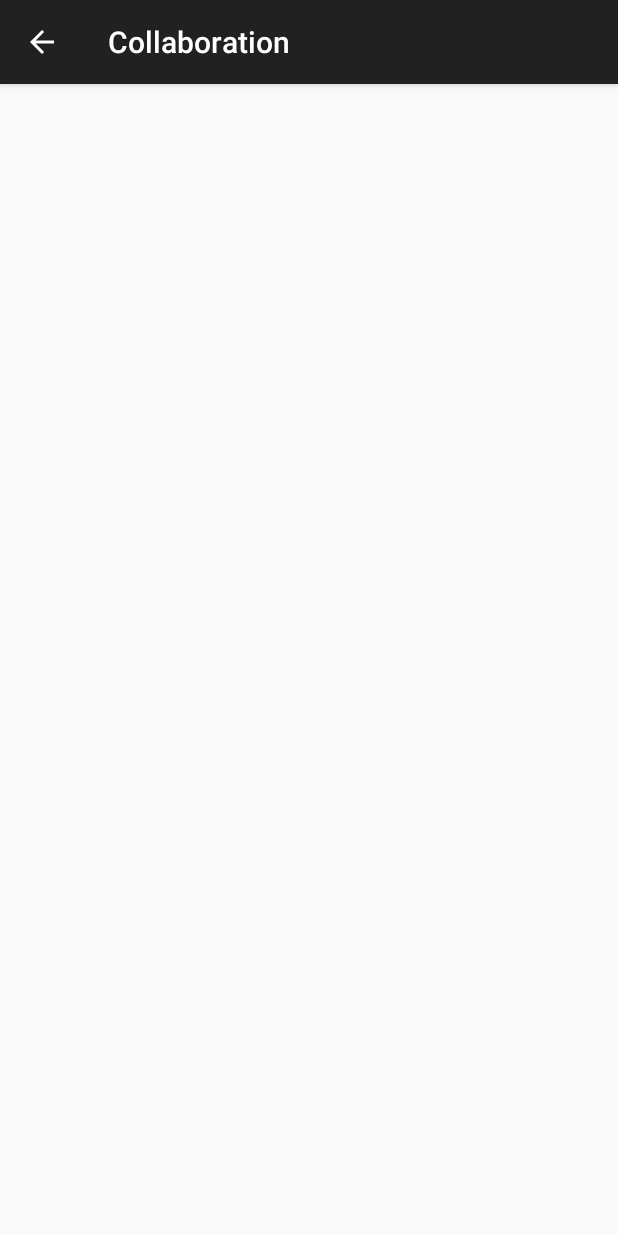
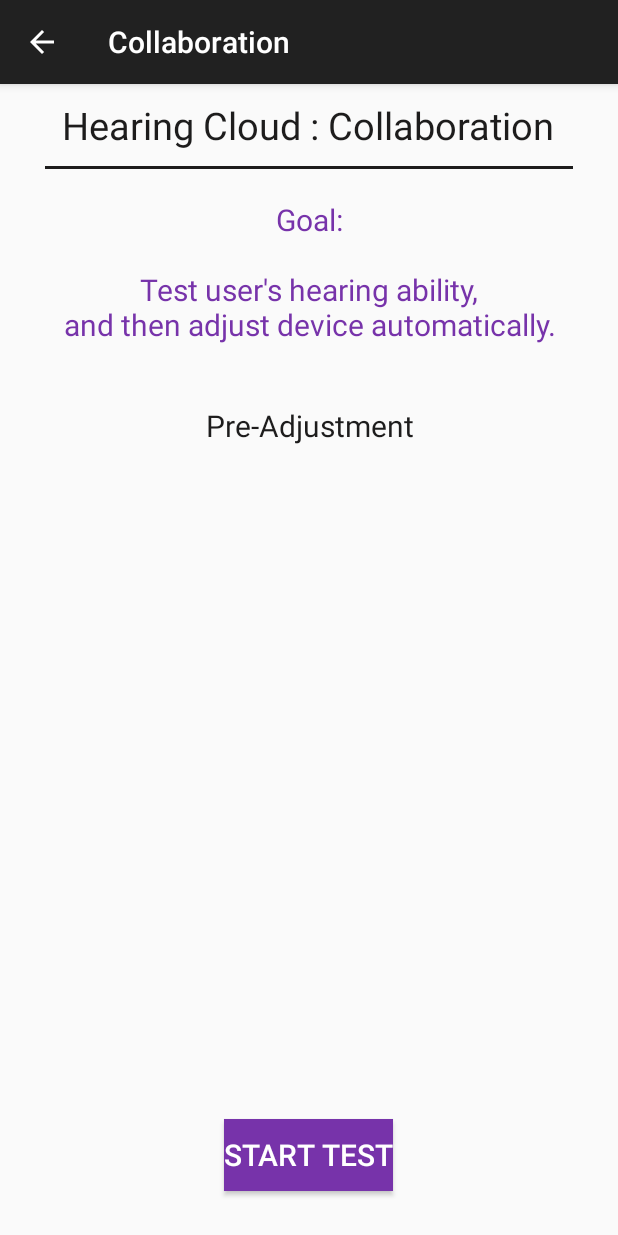
Before and after one commit to tel3342311/IHearYou, an Android app: the CollaborationActivity screen opened directly, with no data from a screen before it, on a phone screen of 412 x 824 dp. Run offline under Robolectric (Android 15) with nearby library versions, the light colour scheme and no system bars.

Commit message:
Add partial collaboration flow and UI.

```diff
--- a/app/src/main/java/com/ihy/ihearyou/activity/CollaborationActivity.java
+++ b/app/src/main/java/com/ihy/ihearyou/activity/CollaborationActivity.java
@@ -1,7 +1,40 @@
 package com.ihy.ihearyou.activity;
 
-import android.app.Activity;
+import android.os.Bundle;
 import android.support.v7.app.ActionBarActivity;
 
+import com.ihy.ihearyou.R;
+import com.ihy.ihearyou.fragment.CollaborationMainFragment;
+import com.ihy.ihearyou.fragment.CollaborationProcessFragment;
+
 public class CollaborationActivity extends ActionBarActivity {
+
+    @Override
+    public void onCreate(Bundle savedInstanceState)
+    {
+        super.onCreate(savedInstanceState);
+        setContentView(R.layout.activity_collaboration);
+
+        CollaborationMainFragment cmf = CollaborationMainFragment.newInstance();
+        getFragmentManager().beginTransaction().replace(R.id.root_frame, cmf).commit();
+        cmf.setOnCollaborationStartListener(new CollaborationMainFragment.OnCollaborationStartListener() {
+            @Override
+            public void onStart() {
+                CollaborationProcessFragment cpf = CollaborationProcessFragment.newInstance();
+                getFragmentManager().beginTransaction().replace(R.id.root_frame, cpf).commit();
+            }
+        });
+    }
+
+    @Override
+    protected void onResume()
+    {
+        super.onResume();
+    }
+
+    @Override
+    protected void onPause()
+    {
+        super.onPause();
+    }
 }
--- /dev/null
+++ b/app/src/main/java/com/ihy/ihearyou/fragment/CollaborationMainFragment.java
@@ -0,0 +1,63 @@
+package com.ihy.ihearyou.fragment;
+
+
+import android.app.Fragment;
+import android.os.Bundle;
+import android.view.LayoutInflater;
+import android.view.View;
+import android.view.ViewGroup;
+import android.widget.Button;
+import android.widget.Toast;
+
+import com.ihy.ihearyou.R;
+
+import javax.xml.datatype.Duration;
+
+public class CollaborationMainFragment extends Fragment {
+
+    public interface OnCollaborationStartListener
+    {
+        public void onStart();
+    }
+
+    private OnCollaborationStartListener mOnCollaborationStartListener = null;
+    public void setOnCollaborationStartListener(OnCollaborationStartListener listener)
+    {
+        mOnCollaborationStartListener = listener;
+    }
+
+    private Button mStartButton;
+
+    public static CollaborationMainFragment newInstance() {
+        CollaborationMainFragment fragment = new CollaborationMainFragment();
+        return fragment;
+    }
+
+    public CollaborationMainFragment() {
+        // Required empty public constructor
+    }
+
+    @Override
+    public void onCreate(Bundle savedInstanceState) {
+        super.onCreate(savedInstanceState);
+
+    }
+
+    @Override
+    public View onCreateView(LayoutInflater inflater, ViewGroup container,
+                             Bundle savedInstanceState) {
+        // Inflate the layout for this fragment
+        View rootView = inflater.inflate(R.layout.fragment_collaboration_main, container, false);
+
+        mStartButton = (Button)rootView.findViewById(R.id.button_start);
+        mStartButton.setOnClickListener(new View.OnClickListener() {
+            @Override
+            public void onClick(View v) {
+                if(mOnCollaborationStartListener != null)
+                    mOnCollaborationStartListener.onStart();
+            }
+        });
+
+        return rootView;
+    }
+}
--- /dev/null
+++ b/app/src/main/java/com/ihy/ihearyou/fragment/CollaborationProcessFragment.java
@@ -0,0 +1,37 @@
+package com.ihy.ihearyou.fragment;
+
+
+import android.os.Bundle;
+import android.app.Fragment;
+import android.view.LayoutInflater;
+import android.view.View;
+import android.view.ViewGroup;
+
+import com.ihy.ihearyou.R;
+
+public class CollaborationProcessFragment extends Fragment {
+    public static CollaborationProcessFragment newInstance() {
+        CollaborationProcessFragment fragment = new CollaborationProcessFragment();
+        return fragment;
+    }
+
+    public CollaborationProcessFragment() {
+        // Required empty public constructor
+    }
+
+    @Override
+    public void onCreate(Bundle savedInstanceState) {
+        super.onCreate(savedInstanceState);
+    }
+
+    @Override
+    public View onCreateView(LayoutInflater inflater, ViewGroup container,
+                             Bundle savedInstanceState) {
+        // Inflate the layout for this fragment
+        View rootView = inflater.inflate(R.layout.fragment_collaboration_process, container, false);
+
+        return rootView;
+    }
+
+
+}
--- /dev/null
+++ b/app/src/main/res/layout/activity_collaboration.xml
@@ -0,0 +1,11 @@
+<?xml version="1.0" encoding="utf-8"?>
+<LinearLayout xmlns:android="http://schemas.android.com/apk/res/android"
+    android:orientation="vertical" android:layout_width="match_parent"
+    android:layout_height="match_parent">
+
+    <FrameLayout
+        android:id="@+id/root_frame"
+        android:layout_width="match_parent"
+        android:layout_height="match_parent"/>
+
+</LinearLayout>
--- /dev/null
+++ b/app/src/main/res/layout/fragment_collaboration_main.xml
@@ -0,0 +1,69 @@
+<RelativeLayout xmlns:android="http://schemas.android.com/apk/res/android"
+    xmlns:tools="http://schemas.android.com/tools" android:layout_width="match_parent"
+    android:layout_height="match_parent"
+    tools:context="com.ihy.ihearyou.fragment.CollaborationMainFragment"
+    android:layout_margin="10sp">
+
+    <TextView
+        android:id="@+id/text_title"
+        android:layout_width="wrap_content" android:layout_height="wrap_content"
+        android:text="Hearing Cloud : Collaboration"
+        android:layout_alignParentTop="true"
+        android:textSize="@dimen/medium_font"
+        android:layout_centerHorizontal="true"
+        android:textColor="@color/background_black"/>
+
+    <View
+        android:id="@+id/split_view"
+        android:layout_width="match_parent"
+        android:layout_height="2sp"
+        android:background="@color/background_black"
+        android:layout_below="@+id/text_title"
+        android:layout_marginTop="10sp"
+        android:layout_marginLeft="20sp"
+        android:layout_marginRight="20sp"/>
+
+    <LinearLayout
+        android:id="@+id/function_root"
+        android:layout_width="wrap_content"
+        android:layout_height="wrap_content"
+        android:layout_below="@+id/split_view"
+        android:layout_above="@+id/button_start"
+        android:layout_marginTop="20sp"
+        android:layout_marginBottom="20sp"
+        android:layout_centerHorizontal="true"
+        android:orientation="vertical">
+
+        <TextView
+            android:id="@+id/text_description"
+            android:layout_width="wrap_content"
+            android:layout_height="wrap_content"
+            android:text="Goal:\n\nTest user's hearing ability,\nand then adjust device automatically."
+            android:gravity="center_horizontal"
+            android:textSize="@dimen/normal_font"
+            android:textColor="@color/main_purple"/>
+
+        <TextView
+            android:layout_width="fill_parent"
+            android:layout_height="wrap_content"
+            android:text="Pre-Adjustment"
+            android:gravity="center_horizontal"
+            android:layout_marginTop="40sp"
+            android:textColor="@color/background_black"
+            android:textSize="@dimen/normal_font"/>
+    </LinearLayout>
+
+
+    <Button
+        android:id="@+id/button_start"
+        android:layout_width="wrap_content"
+        android:layout_height="wrap_content"
+        android:layout_alignParentBottom="true"
+        android:layout_centerHorizontal="true"
+        android:layout_marginBottom="20sp"
+        android:text="Start Test"
+        android:textSize="@dimen/normal_font"
+        android:background="@color/main_purple"
+        android:textColor="@color/white_opaque"/>
+
+</RelativeLayout>
--- /dev/null
+++ b/app/src/main/res/layout/fragment_collaboration_process.xml
@@ -0,0 +1,10 @@
+<FrameLayout xmlns:android="http://schemas.android.com/apk/res/android"
+    xmlns:tools="http://schemas.android.com/tools" android:layout_width="match_parent"
+    android:layout_height="match_parent"
+    tools:context="com.ihy.ihearyou.fragment.CollaborationProcessFragment">
+
+    <!-- TODO: Update blank fragment layout -->
+    <TextView android:layout_width="match_parent" android:layout_height="match_parent"
+        android:text="@string/hello_blank_fragment" />
+
+</FrameLayout>
--- a/app/src/main/res/values/dimens.xml
+++ b/app/src/main/res/values/dimens.xml
@@ -6,5 +6,6 @@
     <dimen name="extralarge_font">40sp</dimen>
     <dimen name="large_font">30sp</dimen>
     <dimen name="medium_font">25sp</dimen>
-    <dimen name="small_font">20sp</dimen>
+    <dimen name="normal_font">20sp</dimen>
+    <dimen name="small_font">12sp</dimen>
 </resources>
--- a/app/src/main/res/values/strings.xml
+++ b/app/src/main/res/values/strings.xml
@@ -17,4 +17,6 @@
     <string name="play">play</string>
     <string name="pause">pause</string>
     <string name="Confirm">Confirm</string>
+    <string name="hello_blank_fragment">Hello blank fragment</string>
+
 </resources>
--- a/app/src/main/res/values/styles.xml
+++ b/app/src/main/res/values/styles.xml
@@ -3,6 +3,7 @@
     <color name="white_opaque">#FFFFFFFF</color>
     <color name="background_black">#FF1d1c1c</color>
     <color name="main_green">#FF77CC77</color>
+    <color name="main_purple">#FF7733AA</color>
 
     <!-- Base application theme. -->
     <style name="AppTheme" parent="Theme.AppCompat.Light.DarkActionBar">
```
